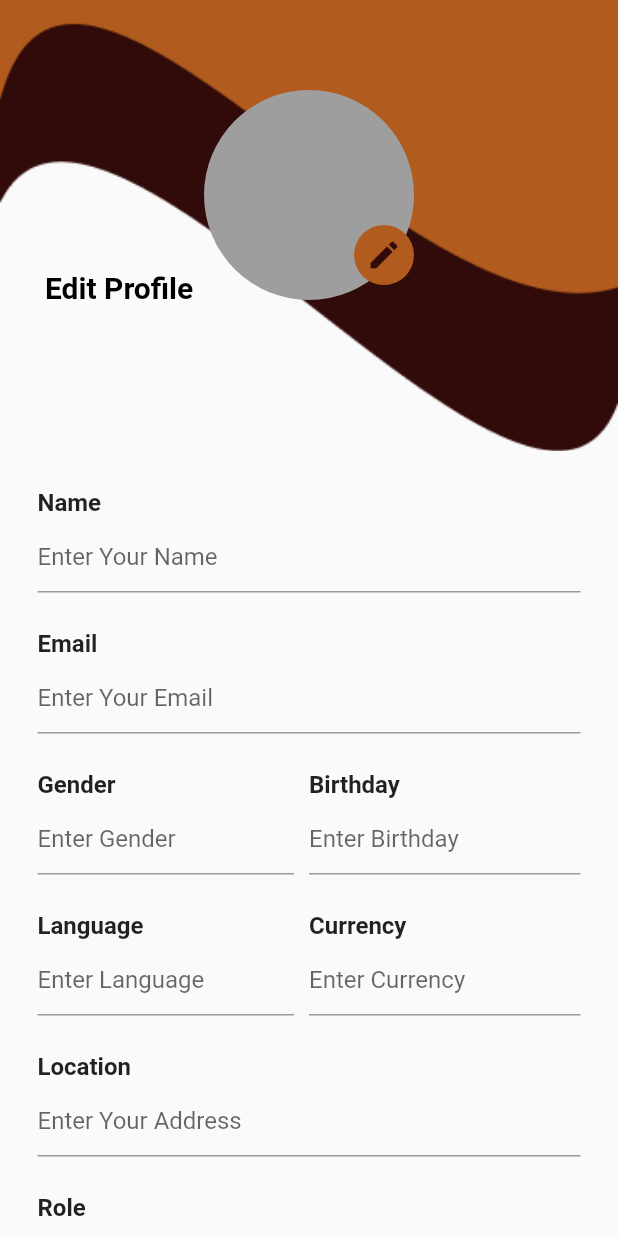
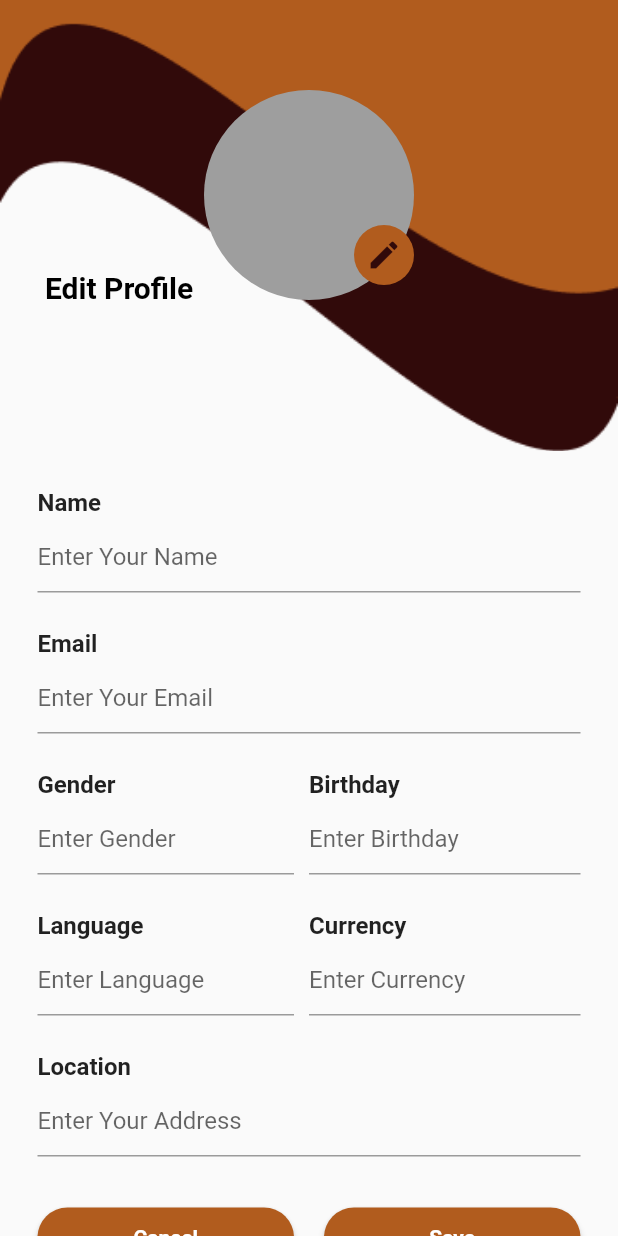
Before and after one commit to Soma-Technologies-Inc/visitAfrica-frontend, a Flutter app: the screen it shows after launch, on a phone screen of 412 x 824 dp. Run offline on Flutter 3.47's test engine with Material 2 defaults, Android fonts, the light colour scheme and no system bars; our stand-ins replace carousel_slider, circular_profile_avatar, flutter_signin_button, fluttertoast, readmore.

Commit message:
Edit Profile page UI

```diff
--- a/lib/views/editProfile.view.dart
+++ b/lib/views/editProfile.view.dart
@@ -24,10 +24,8 @@ class _EditProfileState extends State<EditProfile> {
                     Image.asset(
                       "assets/images/Group 3.png",
                       width: double.infinity,
-                      //height: 270,
                       fit: BoxFit.cover,
                     ),
-                    //  fit: BoxFit.contain, width: 700.0),
                     Padding(
                       padding: const EdgeInsets.only(top: 180.0, left: 30.0),
                       child: Text(
@@ -117,8 +115,6 @@ class _EditProfileState extends State<EditProfile> {
                               decoration: const InputDecoration(
                                 hintText: "Enter Your Name",
                               ),
-                              //enabled: !_status,
-                              //  autofocus: !_status,
                             ),
                           ),
                         ],
@@ -156,8 +152,7 @@ class _EditProfileState extends State<EditProfile> {
                               decoration: const InputDecoration(
                                 hintText: "Enter Your Email",
                               ),
-                              //enabled: !_status,
-                              //  autofocus: !_status,
+
                             ),
                           ),
                         ],
@@ -217,7 +212,7 @@ class _EditProfileState extends State<EditProfile> {
                             child: TextFormField(
                               decoration: const InputDecoration(
                                   hintText: "Enter Birthday"),
-                              //enabled: !_status,
+
                             ),
                             flex: 2,
                           ),
@@ -269,9 +264,6 @@ class _EditProfileState extends State<EditProfile> {
                                 decoration: const InputDecoration(
                                     hintText: "Enter Language"),
                               ),
-
-                              //  enabled: !_status,
-
                             ),
                             flex: 2,
                           ),
@@ -318,52 +310,13 @@ class _EditProfileState extends State<EditProfile> {
                               decoration: const InputDecoration(
                                 hintText: "Enter Your Address",
                               ),
-                              //enabled: !_status,
-                              //  autofocus: !_status,
+
                             ),
                           ),
                         ],
                       ),
                     ),
-                    Padding(
-                      padding:
-                          EdgeInsets.only(left: 25.0, right: 25.0, top: 25.0),
-                      child: new Row(
-                        mainAxisSize: MainAxisSize.max,
-                        children: <Widget>[
-                          new Column(
-                            mainAxisAlignment: MainAxisAlignment.start,
-                            mainAxisSize: MainAxisSize.min,
-                            children: <Widget>[
-                              new Text(
-                                'Role',
-                                style: TextStyle(
-                                    fontSize: 16.0,
-                                    fontWeight: FontWeight.bold),
-                              ),
-                            ],
-                          ),
-                        ],
-                      ),
-                    ),
-                    Padding(
-                      padding:
-                          EdgeInsets.only(left: 25.0, right: 25.0, top: 2.0),
-                      child: new Row(
-                        mainAxisSize: MainAxisSize.max,
-                        children: <Widget>[
-                          new Flexible(
-                            child: new TextFormField(
-                              decoration: const InputDecoration(
-                                hintText: "Enter Your Role",
-                              ),
-                              //enabled: !_status,
-                              //  autofocus: !_status,
-                            ),
-                          ),
-                        ],
-                      ),
-                    ),
+
                     Padding(
                       padding: EdgeInsets.only(
                           left: 25.0, right: 25.0, top: 30.0, bottom: 64.0),
```
